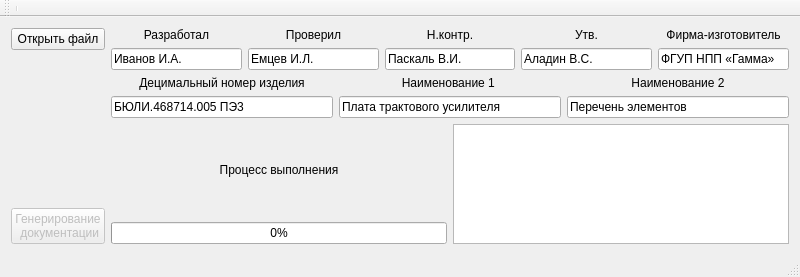
Before: the Qt Designer form mainwindow.ui in pivleonid/gp, drawn with Qt 5.
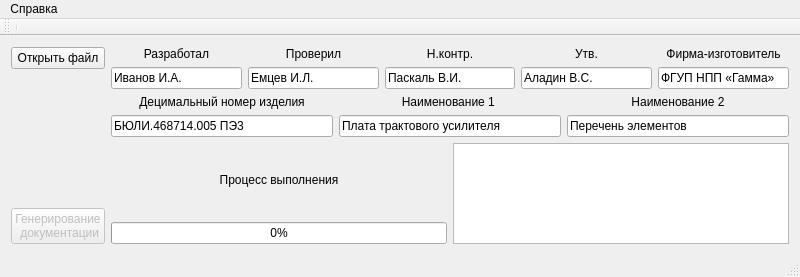
After: the same form once the commit is applied.

Patch:
```diff
--- a/mainwindow.ui
+++ b/mainwindow.ui
@@ -276,9 +276,18 @@
      <x>0</x>
      <y>0</y>
      <width>800</width>
-     <height>22</height>
+     <height>26</height>
     </rect>
    </property>
+   <widget class="QMenu" name="menu">
+    <property name="title">
+     <string>Справка</string>
+    </property>
+    <addaction name="separator"/>
+    <addaction name="action_2"/>
+    <addaction name="actionv1_0"/>
+   </widget>
+   <addaction name="menu"/>
   </widget>
   <widget class="QToolBar" name="mainToolBar">
    <attribute name="toolBarArea">
```
Left out of the diff: 19 changed lines with no effect on the pictures.
